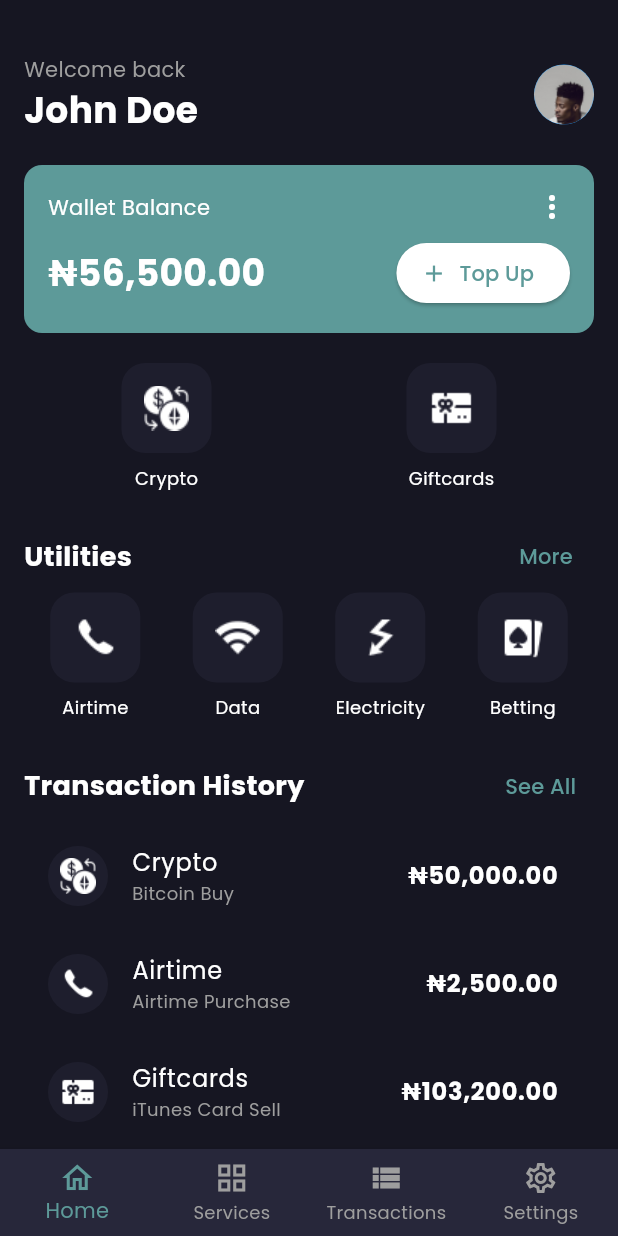
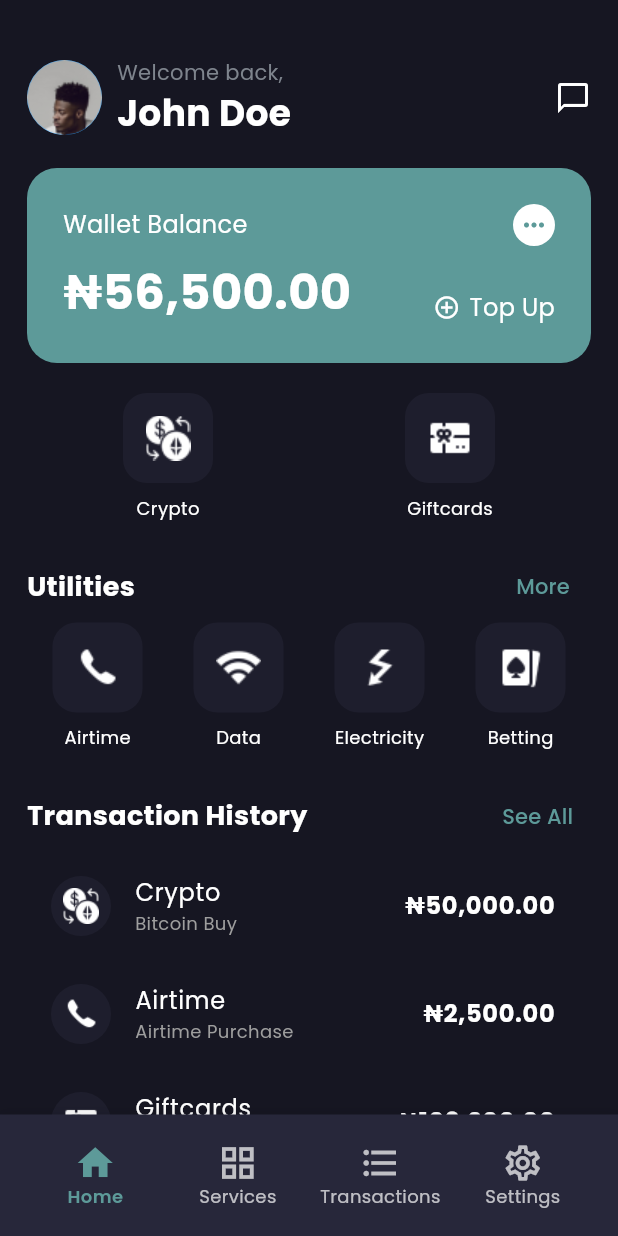
Before and after one commit to iEmmanuel104/plugx_app, a Flutter app: the AppScaffold screen opened directly, on a phone screen of 412 x 824 dp. Run offline on Flutter 3.47's test engine with Material 3 defaults, Android fonts, the light colour scheme and no system bars; our stand-ins replace google_fonts.

Commit message:
more ui fixes

```diff
--- a/lib/screens/home_screen.dart
+++ b/lib/screens/home_screen.dart
@@ -14,7 +14,7 @@ class HomeScreen extends StatelessWidget {
       body: SafeArea(
         child: SingleChildScrollView(
           child: Padding(
-            padding: const EdgeInsets.all(16.0),
+            padding: const EdgeInsets.all(18.0),
             child: Column(
               crossAxisAlignment: CrossAxisAlignment.start,
               children: [
@@ -22,12 +22,21 @@ class HomeScreen extends StatelessWidget {
                 const Row(
                   mainAxisAlignment: MainAxisAlignment.spaceBetween,
                   children: [
+                    Row(
+                      children: [
+                        CircleAvatar(
+                          backgroundImage:
+                              AssetImage('assets/images/profile_pic.png'),
+                          radius: 25,
+                        ),
+                        SizedBox(width: 10),
                         Column(
                           crossAxisAlignment: CrossAxisAlignment.start,
                           children: [
                             Text(
-                          'Welcome back',
-                          style: TextStyle(color: Colors.grey, fontSize: 14),
+                              'Welcome back,',
+                              style:
+                                  TextStyle(color: Color(0xFF7E848D), fontSize: 14),
                             ),
                             Text(
                               'John Doe',
@@ -38,10 +47,11 @@ class HomeScreen extends StatelessWidget {
                             ),
                           ],
                         ),
-                    CircleAvatar(
-                      backgroundImage:
-                          AssetImage('assets/images/profile_pic.png'),
-                      radius: 20,
+                      ],
+                    ),
+                    Icon(
+                      Icons.chat_bubble_outline,
+                      color: Colors.white,
                     ),
                   ],
                 ),
--- a/lib/screens/loader_screen.dart
+++ b/lib/screens/loader_screen.dart
@@ -34,7 +34,7 @@ class LoaderScreenState extends State<LoaderScreen>
           });
 
     // Navigate to onboarding screen after 5 seconds
-    Future.delayed(const Duration(seconds: 15), () {
+    Future.delayed(const Duration(seconds: 5), () {
       Navigator.of(context).pushReplacementNamed('/onboarding');
     });
   }
--- a/lib/widgets/bottom_navigation_bar.dart
+++ b/lib/widgets/bottom_navigation_bar.dart
@@ -12,33 +12,56 @@ class CustomBottomNavigationBar extends StatelessWidget {
 
   @override
   Widget build(BuildContext context) {
-    return BottomNavigationBar(
+    return Container(
+      padding: const EdgeInsets.symmetric(horizontal: 16, vertical: 12),
+      decoration: BoxDecoration(
+        color: const Color(0xFF27273A),
+        boxShadow: [
+          BoxShadow(
+            color: Colors.black.withOpacity(0.1),
+            blurRadius: 5,
+            offset: const Offset(0, -2),
+          ),
+        ],
+      ),
+      child: BottomNavigationBar(
         currentIndex: currentIndex,
-      backgroundColor: const Color(0xFF27273A),
+        onTap: onTap,
+        backgroundColor: Colors.transparent,
         selectedItemColor: const Color(0xFF5D9A99),
-      unselectedItemColor: Colors.grey,
+        unselectedItemColor: Colors.white.withOpacity(0.7),
         type: BottomNavigationBarType.fixed,
         showSelectedLabels: true,
         showUnselectedLabels: true,
+        selectedFontSize: 12,
+        unselectedFontSize: 12,
+        iconSize: 28,
+        selectedLabelStyle: const TextStyle(fontWeight: FontWeight.w600),
+        unselectedLabelStyle: const TextStyle(fontWeight: FontWeight.w400),
+        elevation: 0,
         items: const [
           BottomNavigationBarItem(
             icon: Icon(Icons.home_outlined),
+            activeIcon: Icon(Icons.home),
             label: 'Home',
           ),
           BottomNavigationBarItem(
             icon: Icon(Icons.grid_view_outlined),
+            activeIcon: Icon(Icons.grid_view),
             label: 'Services',
           ),
           BottomNavigationBarItem(
-          icon: Icon(Icons.view_list),
+            icon: Icon(Icons.format_list_bulleted_outlined),
+            activeIcon: Icon(Icons.format_list_bulleted),
             label: 'Transactions',
           ),
           BottomNavigationBarItem(
             icon: Icon(Icons.settings_outlined),
+            activeIcon: Icon(Icons.settings),
             label: 'Settings',
           ),
         ],
-      onTap: onTap,
+      ),
     );
   }
 }
--- a/lib/widgets/wallet_balance_card.dart
+++ b/lib/widgets/wallet_balance_card.dart
@@ -13,48 +13,64 @@ class WalletBalanceCard extends StatelessWidget {
   @override
   Widget build(BuildContext context) {
     return Container(
-      padding: const EdgeInsets.all(16),
+      padding: const EdgeInsets.all(24),
       decoration: BoxDecoration(
         color: const Color(0xFF5D9A99),
-        borderRadius: BorderRadius.circular(12),
+        borderRadius: BorderRadius.circular(20),
       ),
       child: Column(
         crossAxisAlignment: CrossAxisAlignment.start,
         children: [
-          const Row(
+          Row(
             mainAxisAlignment: MainAxisAlignment.spaceBetween,
             children: [
-              Text(
+              const Text(
                 'Wallet Balance',
-                style: TextStyle(color: Colors.white, fontSize: 14),
+                style: TextStyle(color: Colors.white, fontSize: 16),
               ),
-              Icon(Icons.more_vert, color: Colors.white),
+              Container(
+                padding: const EdgeInsets.all(4),
+                decoration: const BoxDecoration(
+                  color: Colors.white,
+                  shape: BoxShape.circle,
+                ),
+                child:
+                    const Icon(Icons.more_horiz, color: Color(0xFF5D9A99), size: 20),
+              ),
             ],
           ),
           const SizedBox(height: 8),
           Row(
             mainAxisAlignment: MainAxisAlignment.spaceBetween,
+            crossAxisAlignment: CrossAxisAlignment.end,
             children: [
               Text(
                 balance,
                 style: const TextStyle(
                   color: Colors.white,
-                  fontSize: 24,
+                  fontSize: 32,
                   fontWeight: FontWeight.bold,
                 ),
               ),
-              ElevatedButton.icon(
-                onPressed: onTopUp,
-                style: ElevatedButton.styleFrom(
-                  backgroundColor: Colors.white,
-                  shape: RoundedRectangleBorder(
-                    borderRadius: BorderRadius.circular(20),
-                  ),
-                ),
-                icon: const Icon(Icons.add, color: Color(0xFF5D9A99)),
-                label: const Text(
-                  'Top Up',
-                  style: TextStyle(color: Color(0xFF5D9A99)),
+              GestureDetector(
+                onTap: onTopUp,
+                child: Row(
+                  children: [
+                    Container(
+                      padding: const EdgeInsets.all(4),
+                      decoration: const BoxDecoration(
+                        color: Color(0xFF5D9A99),
+                        shape: BoxShape.circle,
+                      ),
+                      child: const Icon(Icons.add_circle_outline,
+                          color: Colors.white, size: 18),
+                    ),
+                    const SizedBox(width: 2),
+                    const Text(
+                      'Top Up',
+                      style: TextStyle(color: Colors.white, fontSize: 16),
+                    ),
+                  ],
                 ),
               ),
             ],
```
Also changed, not shown: assets/images/chat_icon.png (added). Lines whose indentation alone changed are shown as unchanged.
